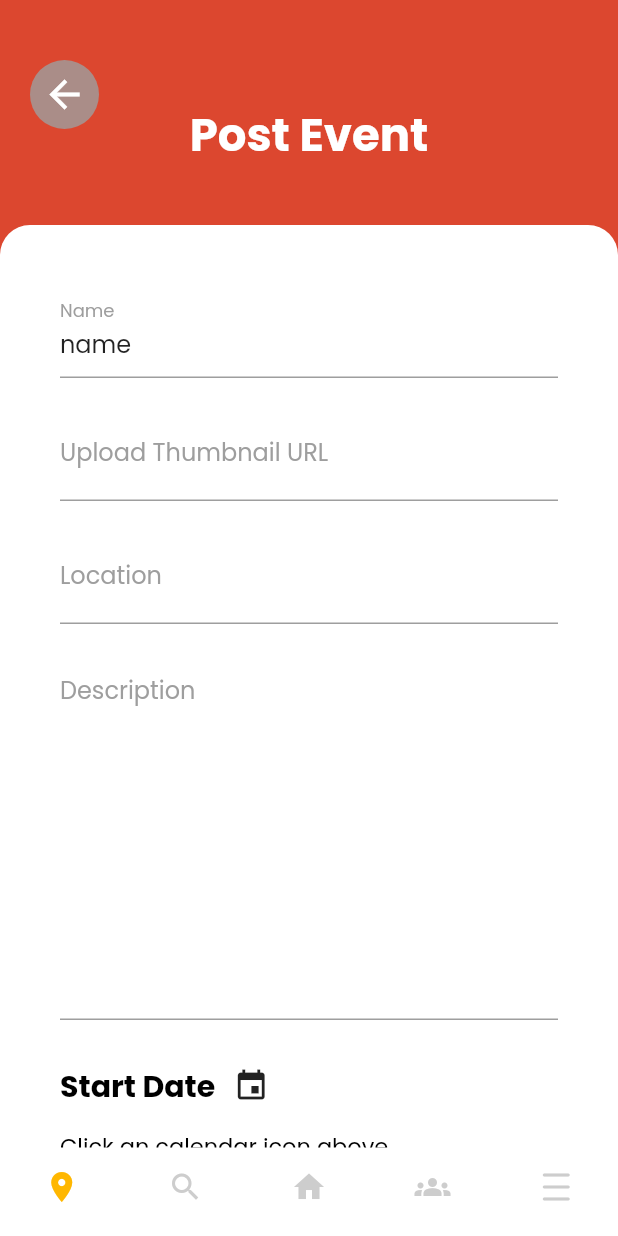
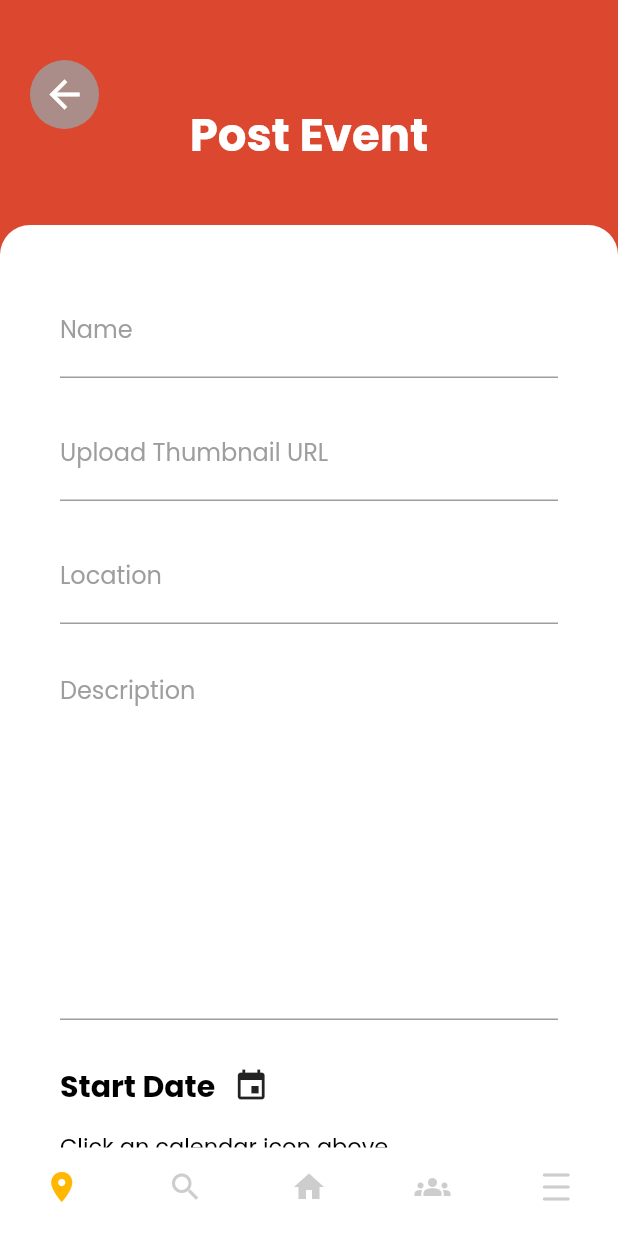
Before and after one commit to flarious/xculture-front, a Flutter app: the EventPostPage screen opened directly, on a phone screen of 412 x 824 dp. Run offline on Flutter 3.47's test engine with Material 2 defaults, Android fonts, the phone set to English and light mode, and no system bars; our stand-ins replace firebase_auth, firebase_core, flutter_datetime_picker, flutter_svg, fluttertoast, get and 3 more; missing offline and left inert: dart:ffi, find_dropdown; accounts and stored records are empty; generated files the repository leaves out were written again.

Commit message:
Fix variable

```diff
--- a/lib/pages/event/eventpost_page.dart
+++ b/lib/pages/event/eventpost_page.dart
@@ -41,7 +41,7 @@ class _EventPostPageState extends State<EventPostPage>{
 
   @override
   Widget build(BuildContext context) {
-    _name.text = "name";
+    // _name.text = "name";
     return Scaffold(
       // appBar: AppBar(
       //   centerTitle: true,
```
